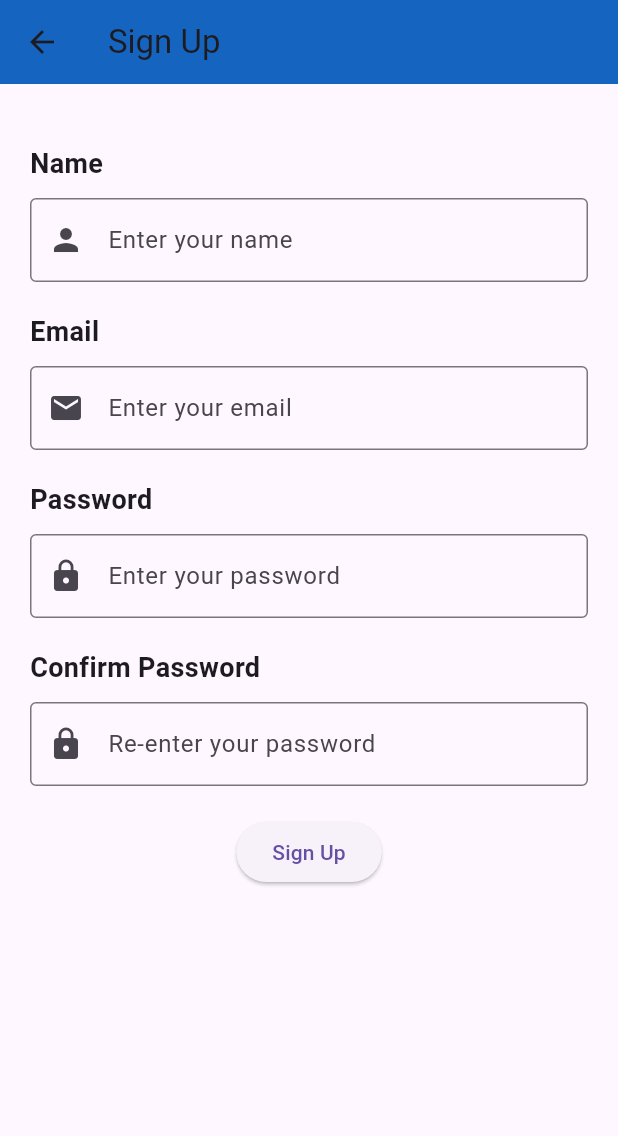
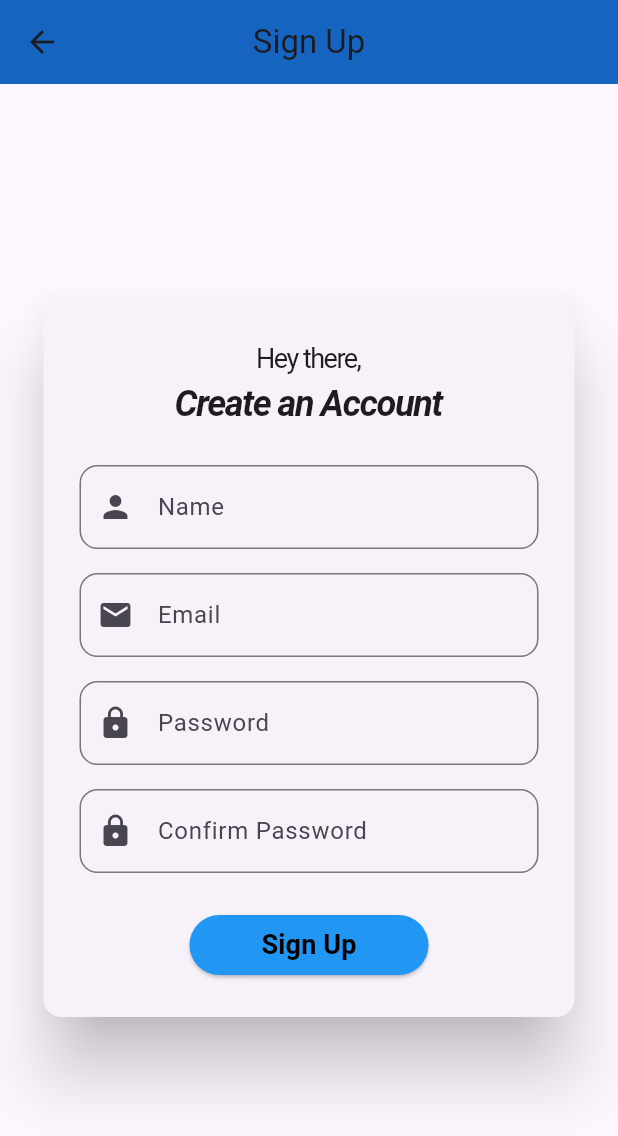
Before and after one commit to Minor-Project-Study-Mate/StudyMate-App, a Flutter app: the AuthView screen opened by its route, after a tap on "Sign Up", on a phone screen of 412 x 824 dp. Shown: the top 1136 px of the screen. Run offline on Flutter 3.47's test engine with Material 2 defaults, Android fonts, the phone set to English and light mode, and no system bars; our stand-ins replace cached_network_image, firebase_core, font_awesome_flutter, get, get_storage, google_sign_in; accounts and stored records are empty.

Commit message:
sign up page completed

```diff
--- a/lib/app/global/widgets/card_box.dart
+++ b/lib/app/global/widgets/card_box.dart
@@ -6,7 +6,7 @@ const trigger = 700.0;
 class CardBox extends StatelessWidget {
   final Widget child;
   final EdgeInsetsGeometry? padding;
-  const CardBox({Key? key, required this.child, this.padding})
+  const CardBox({Key? key, required this.child, this.padding, required double elevation})
       : super(key: key);
 
   @override
--- a/lib/app/modules/auth/views/SignupPage.dart
+++ b/lib/app/modules/auth/views/SignupPage.dart
@@ -14,58 +14,77 @@ class SignUpPageState extends State<SignUpPage> {
 
   @override
   Widget build(BuildContext context) {
+    return LayoutBuilder(
+      builder: (BuildContext context, BoxConstraints constraints) {
         return Scaffold(
           appBar: AppBar(
             title: const Text('Sign Up'),
+            centerTitle: true,
             backgroundColor: Colors.blue[800],
           ),
           body: Container(
-        padding: const EdgeInsets.all(20.0),
+            padding: const EdgeInsets.all(25.0),
             child: Column(
-          crossAxisAlignment: CrossAxisAlignment.start,
+              mainAxisAlignment: MainAxisAlignment.center,
               children: [
-            const SizedBox(height: 20.0),
+                Card(
+                  elevation: 20.0,
+                  shape: RoundedRectangleBorder(
+                    borderRadius: BorderRadius.circular(12.0),
+                  ),
+                  child: Padding(
+                    padding: const EdgeInsets.all(24.0),
+                    child: Column(
+                      crossAxisAlignment: CrossAxisAlignment.center,
+                      children: [
+                        Text(
+                          'Hey there,',
+                          style: TextStyle(
+                            fontSize: 18.0,
+                            fontStyle: FontStyle.normal,
+                            letterSpacing: BorderSide.strokeAlignInside,
+                          ),
+                        ),
                         const Text(
-              'Name',
-              style: TextStyle(fontSize: 18.0, fontWeight: FontWeight.bold),
+                          'Create an Account',
+                          style: TextStyle(
+                            fontSize: 24.0,
+                            fontWeight: FontWeight.bold,
+                            fontStyle: FontStyle.italic,
+                            letterSpacing: BorderSide.strokeAlignInside,
                           ),
-            const SizedBox(height: 10.0),
+                        ),
+                        const SizedBox(height: 24.0),
                         TextField(
                           onChanged: (value) {
                             setState(() {
                               name = value;
                             });
                           },
-              decoration: const InputDecoration(
-                hintText: 'Enter your name',
-                border: OutlineInputBorder(),
+                          decoration: InputDecoration(
+                            hintText: 'Name',
+                            border: OutlineInputBorder(
+                              borderRadius: BorderRadius.circular(12.0),
+                            ),
                             prefixIcon: Icon(Icons.person),
                           ),
                         ),
-            const SizedBox(height: 20.0),
-            const Text(
-              'Email',
-              style: TextStyle(fontSize: 18.0, fontWeight: FontWeight.bold),
-            ),
-            const SizedBox(height: 10.0),
+                        const SizedBox(height: 16.0),
                         TextField(
                           onChanged: (value) {
                             setState(() {
                               email = value;
                             });
                           },
-              decoration: const InputDecoration(
-                hintText: 'Enter your email',
-                border: OutlineInputBorder(),
+                          decoration: InputDecoration(
+                            hintText: 'Email',
+                            border: OutlineInputBorder(
+                              borderRadius: BorderRadius.circular(12.0),
+                            ),
                             prefixIcon: Icon(Icons.email),
                           ),
                         ),
-            const SizedBox(height: 20.0),
-            const Text(
-              'Password',
-              style: TextStyle(fontSize: 18.0, fontWeight: FontWeight.bold),
-            ),
-            const SizedBox(height: 10.0),
+                        const SizedBox(height: 16.0),
                         TextField(
                           onChanged: (value) {
                             setState(() {
@@ -73,18 +92,15 @@ class SignUpPageState extends State<SignUpPage> {
                             });
                           },
                           obscureText: true,
-              decoration: const InputDecoration(
-                hintText: 'Enter your password',
-                border: OutlineInputBorder(),
+                          decoration: InputDecoration(
+                            hintText: 'Password',
+                            border: OutlineInputBorder(
+                              borderRadius: BorderRadius.circular(12.0),
+                            ),
                             prefixIcon: Icon(Icons.lock),
                           ),
                         ),
-            const SizedBox(height: 20.0),
-            const Text(
-              'Confirm Password',
-              style: TextStyle(fontSize: 18.0, fontWeight: FontWeight.bold),
-            ),
-            const SizedBox(height: 10.0),
+                        const SizedBox(height: 16.0),
                         TextField(
                           onChanged: (value) {
                             setState(() {
@@ -92,24 +108,49 @@ class SignUpPageState extends State<SignUpPage> {
                             });
                           },
                           obscureText: true,
-              decoration: const InputDecoration(
-                hintText: 'Re-enter your password',
-                border: OutlineInputBorder(),
+                          decoration: InputDecoration(
+                            hintText: 'Confirm Password',
+                            border: OutlineInputBorder(
+                              borderRadius: BorderRadius.circular(12.0),
+                            ),
                             prefixIcon: Icon(Icons.lock),
                           ),
                         ),
-            const SizedBox(height: 20.0),
+                        const SizedBox(height: 24.0),
                         Center(
                           child: ElevatedButton(
                             onPressed: () {
                               // perform signup action here
                             },
-                child: const Text('Sign Up'),
+                            style: ElevatedButton.styleFrom(
+                              backgroundColor: Colors.blue,
+                              shape: RoundedRectangleBorder(
+                                borderRadius: BorderRadius.circular(24.0),
+                              ),
+                            ),
+                            child: const Padding(
+                              padding: EdgeInsets.symmetric(
+                                  vertical: 6.0, horizontal: 24.0),
+                              child: Text(
+                                'Sign Up',
+                                style: TextStyle(
+                                  fontSize: 18.0,
+                                  fontWeight: FontWeight.bold,
+                                  color: Colors.black,
+                                ),
+                              ),
+                            ),
+                          ),
+                        ),
+                      ],
+                    ),
                   ),
                 ),
               ],
             ),
           ),
         );
+      },
+    );
   }
 }
--- a/lib/app/modules/auth/views/auth_view.dart
+++ b/lib/app/modules/auth/views/auth_view.dart
@@ -54,6 +54,7 @@ class AuthView extends GetView<AuthController> {
                 ),
                 const SizedBox(height: 20),
                 CardBox(
+                  elevation: 20,
                   child: Column(
                     mainAxisSize: MainAxisSize.min,
                     crossAxisAlignment: CrossAxisAlignment.start,
```
Lines whose indentation alone changed are shown as unchanged.
